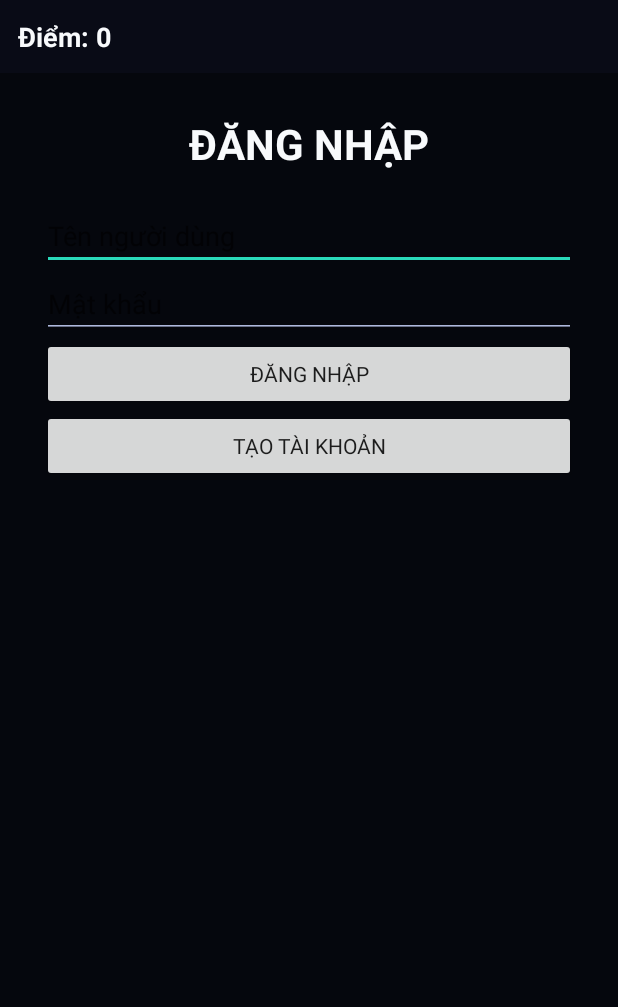
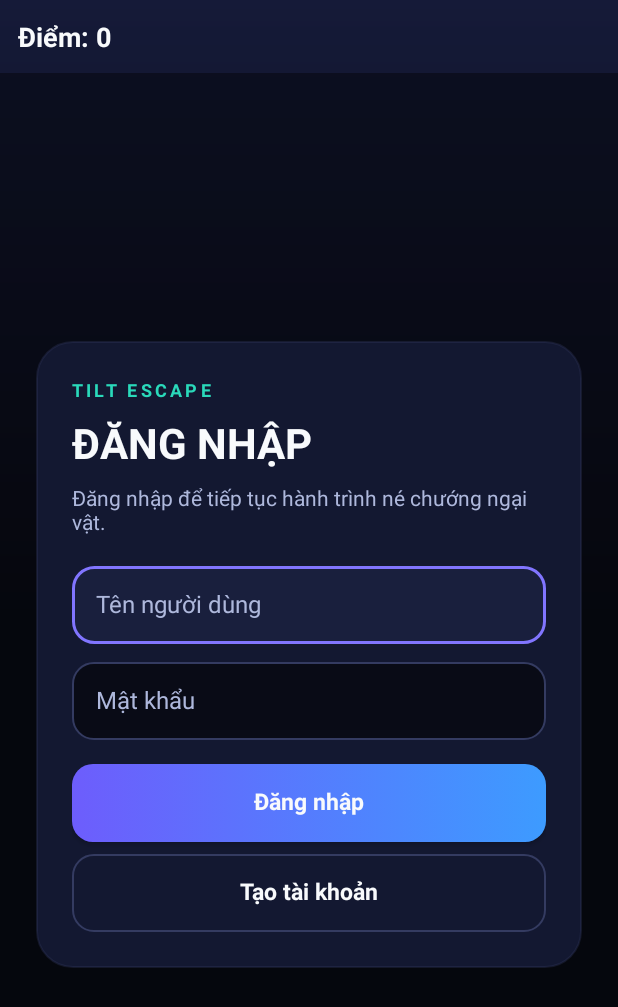
Before and after one commit to vanvinh2402-png/tilt-escape-android, an Android app: the screen it shows after launch (MainActivity), on a phone screen of 412 x 824 dp. Shown: the top 1007 px of the screen. Run offline under Robolectric (Android 15) with nearby library versions, the phone set to English and light mode, and no system bars.

Commit message:
feat: redesign local authentication screens

```diff
--- a/app/src/main/res/layout/activity_main.xml
+++ b/app/src/main/res/layout/activity_main.xml
@@ -3,7 +3,7 @@
     android:id="@+id/game_root"
     android:layout_width="match_parent"
     android:layout_height="match_parent"
-    android:background="@color/background"
+    android:background="@drawable/bg_app_gradient"
     android:orientation="vertical">
 
     <LinearLayout
@@ -60,26 +60,47 @@
                 android:id="@+id/login_panel"
                 android:layout_width="match_parent"
                 android:layout_height="match_parent"
+                android:clipToPadding="false"
                 android:fillViewport="true">
 
                 <LinearLayout
                     android:layout_width="match_parent"
+                    android:layout_height="match_parent"
+                    android:gravity="center"
+                    android:orientation="vertical"
+                    android:padding="@dimen/screen_padding">
+
+                    <LinearLayout
+                        android:id="@+id/login_card"
+                        android:layout_width="match_parent"
                         android:layout_height="wrap_content"
-                    android:layout_gravity="center"
+                        android:background="@drawable/bg_neon_card"
                         android:orientation="vertical"
-                    android:padding="28dp">
+                        android:padding="@dimen/card_padding">
 
                         <TextView
                             android:layout_width="wrap_content"
                             android:layout_height="wrap_content"
-                        android:layout_gravity="center_horizontal"
+                            android:text="@string/app_name"
+                            android:textAppearance="@style/TextAppearance.TiltEscape.Brand" />
+
+                        <TextView
+                            android:layout_width="wrap_content"
+                            android:layout_height="wrap_content"
+                            android:layout_marginTop="8dp"
                             android:text="@string/login_title"
-                        android:textColor="@color/on_background"
-                        android:textSize="28sp"
-                        android:textStyle="bold" />
+                            android:textAppearance="@style/TextAppearance.TiltEscape.Title" />
+
+                        <TextView
+                            android:layout_width="match_parent"
+                            android:layout_height="wrap_content"
+                            android:layout_marginTop="8dp"
+                            android:text="@string/login_subtitle"
+                            android:textAppearance="@style/TextAppearance.TiltEscape.Secondary" />
 
                         <EditText
                             android:id="@+id/login_username"
+                            style="@style/Widget.TiltEscape.Input"
                             android:layout_width="match_parent"
                             android:layout_height="wrap_content"
                             android:layout_marginTop="20dp"
@@ -90,8 +111,10 @@
 
                         <EditText
                             android:id="@+id/login_password"
+                            style="@style/Widget.TiltEscape.Input"
                             android:layout_width="match_parent"
                             android:layout_height="wrap_content"
+                            android:layout_marginTop="@dimen/control_spacing"
                             android:hint="@string/password_hint"
                             android:inputType="textPassword"
                             android:singleLine="true" />
@@ -100,29 +123,37 @@
                             android:id="@+id/login_error"
                             android:layout_width="match_parent"
                             android:layout_height="wrap_content"
+                            android:layout_marginTop="@dimen/control_spacing"
                             android:gravity="center"
-                        android:textColor="@color/score_accent"
+                            android:textAppearance="@style/TextAppearance.TiltEscape.Error"
                             android:visibility="gone" />
 
                         <TextView
                             android:id="@+id/login_loading"
                             android:layout_width="match_parent"
                             android:layout_height="wrap_content"
+                            android:layout_marginTop="@dimen/control_spacing"
                             android:gravity="center"
                             android:text="@string/auth_loading"
+                            android:textAppearance="@style/TextAppearance.TiltEscape.Secondary"
                             android:visibility="gone" />
 
                         <Button
                             android:id="@+id/login_button"
+                            style="@style/Widget.TiltEscape.Button.Primary"
                             android:layout_width="match_parent"
                             android:layout_height="wrap_content"
+                            android:layout_marginTop="16dp"
                             android:text="@string/login_action" />
 
                         <Button
                             android:id="@+id/show_register_button"
+                            style="@style/Widget.TiltEscape.Button.Secondary"
                             android:layout_width="match_parent"
                             android:layout_height="wrap_content"
+                            android:layout_marginTop="8dp"
                             android:text="@string/open_register" />
+                    </LinearLayout>
                 </LinearLayout>
             </ScrollView>
 
@@ -130,27 +161,48 @@
                 android:id="@+id/register_panel"
                 android:layout_width="match_parent"
                 android:layout_height="match_parent"
+                android:clipToPadding="false"
                 android:fillViewport="true"
                 android:visibility="gone">
 
                 <LinearLayout
                     android:layout_width="match_parent"
+                    android:layout_height="match_parent"
+                    android:gravity="center"
+                    android:orientation="vertical"
+                    android:padding="@dimen/screen_padding">
+
+                    <LinearLayout
+                        android:id="@+id/register_card"
+                        android:layout_width="match_parent"
                         android:layout_height="wrap_content"
-                    android:layout_gravity="center"
+                        android:background="@drawable/bg_neon_card"
                         android:orientation="vertical"
-                    android:padding="28dp">
+                        android:padding="@dimen/card_padding">
 
                         <TextView
                             android:layout_width="wrap_content"
                             android:layout_height="wrap_content"
-                        android:layout_gravity="center_horizontal"
+                            android:text="@string/app_name"
+                            android:textAppearance="@style/TextAppearance.TiltEscape.Brand" />
+
+                        <TextView
+                            android:layout_width="wrap_content"
+                            android:layout_height="wrap_content"
+                            android:layout_marginTop="8dp"
                             android:text="@string/register_title"
-                        android:textColor="@color/on_background"
-                        android:textSize="28sp"
-                        android:textStyle="bold" />
+                            android:textAppearance="@style/TextAppearance.TiltEscape.Title" />
+
+                        <TextView
+                            android:layout_width="match_parent"
+                            android:layout_height="wrap_content"
+                            android:layout_marginTop="8dp"
+                            android:text="@string/register_subtitle"
+                            android:textAppearance="@style/TextAppearance.TiltEscape.Secondary" />
 
                         <EditText
                             android:id="@+id/register_username"
+                            style="@style/Widget.TiltEscape.Input"
                             android:layout_width="match_parent"
                             android:layout_height="wrap_content"
                             android:layout_marginTop="20dp"
@@ -161,16 +213,20 @@
 
                         <EditText
                             android:id="@+id/register_password"
+                            style="@style/Widget.TiltEscape.Input"
                             android:layout_width="match_parent"
                             android:layout_height="wrap_content"
+                            android:layout_marginTop="@dimen/control_spacing"
                             android:hint="@string/password_hint"
                             android:inputType="textPassword"
                             android:singleLine="true" />
 
                         <EditText
                             android:id="@+id/register_confirmation"
+                            style="@style/Widget.TiltEscape.Input"
                             android:layout_width="match_parent"
                             android:layout_height="wrap_content"
+                            android:layout_marginTop="@dimen/control_spacing"
                             android:hint="@string/password_confirmation_hint"
                             android:inputType="textPassword"
                             android:singleLine="true" />
@@ -179,29 +235,37 @@
                             android:id="@+id/register_error"
                             android:layout_width="match_parent"
                             android:layout_height="wrap_content"
+                            android:layout_marginTop="@dimen/control_spacing"
                             android:gravity="center"
-                        android:textColor="@color/score_accent"
+                            android:textAppearance="@style/TextAppearance.TiltEscape.Error"
                             android:visibility="gone" />
 
                         <TextView
                             android:id="@+id/register_loading"
                             android:layout_width="match_parent"
                             android:layout_height="wrap_content"
+                            android:layout_marginTop="@dimen/control_spacing"
                             android:gravity="center"
                             android:text="@string/auth_loading"
+                            android:textAppearance="@style/TextAppearance.TiltEscape.Secondary"
                             android:visibility="gone" />
 
                         <Button
                             android:id="@+id/register_button"
+                            style="@style/Widget.TiltEscape.Button.Primary"
                             android:layout_width="match_parent"
                             android:layout_height="wrap_content"
+                            android:layout_marginTop="16dp"
                             android:text="@string/register_action" />
 
                         <Button
                             android:id="@+id/register_back_button"
+                            style="@style/Widget.TiltEscape.Button.Secondary"
                             android:layout_width="match_parent"
                             android:layout_height="wrap_content"
+                            android:layout_marginTop="8dp"
                             android:text="@string/back_to_login" />
+                    </LinearLayout>
                 </LinearLayout>
             </ScrollView>
 
--- a/app/src/main/res/values/strings.xml
+++ b/app/src/main/res/values/strings.xml
@@ -48,4 +48,6 @@
     <string name="auth_generic_error">Không thể xử lý yêu cầu. Vui lòng thử lại</string>
     <string name="auth_registered">Đăng ký thành công. Hãy đăng nhập</string>
     <string name="current_user_format">Người chơi: %1$s</string>
+    <string name="login_subtitle">Đăng nhập để tiếp tục hành trình né chướng ngại vật.</string>
+    <string name="register_subtitle">Tạo hồ sơ người chơi để lưu điểm và thành tích trên thiết bị.</string>
 </resources>
```
Also changed, not shown: 1 other file. Lines whose indentation alone changed are shown as unchanged.
